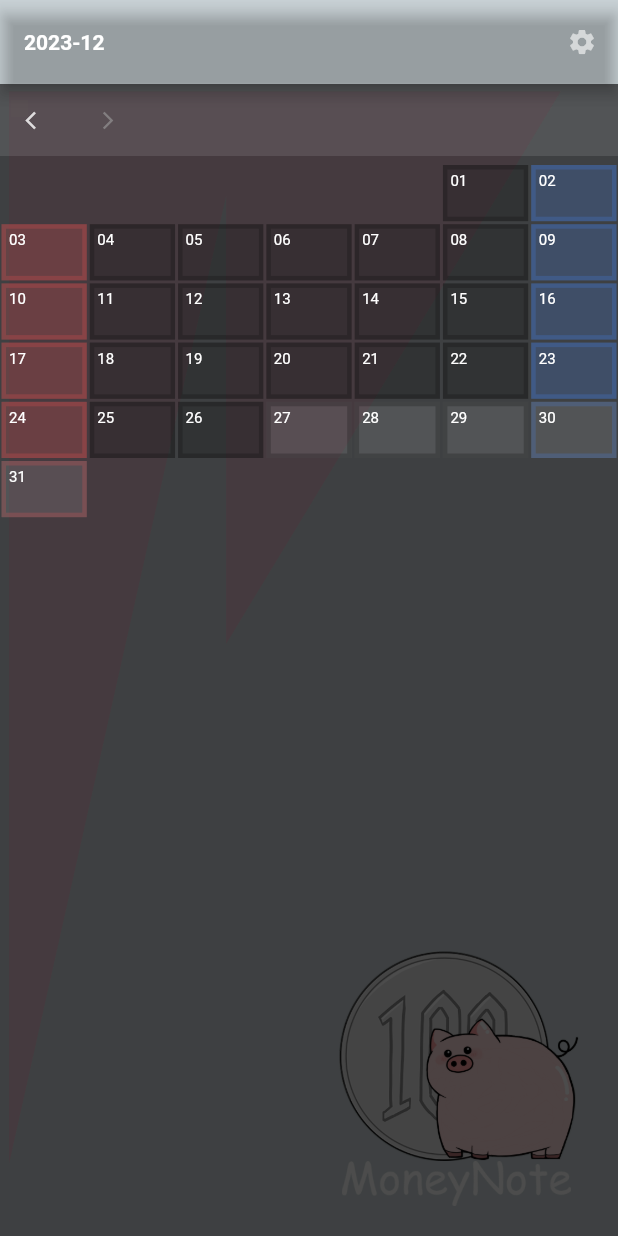
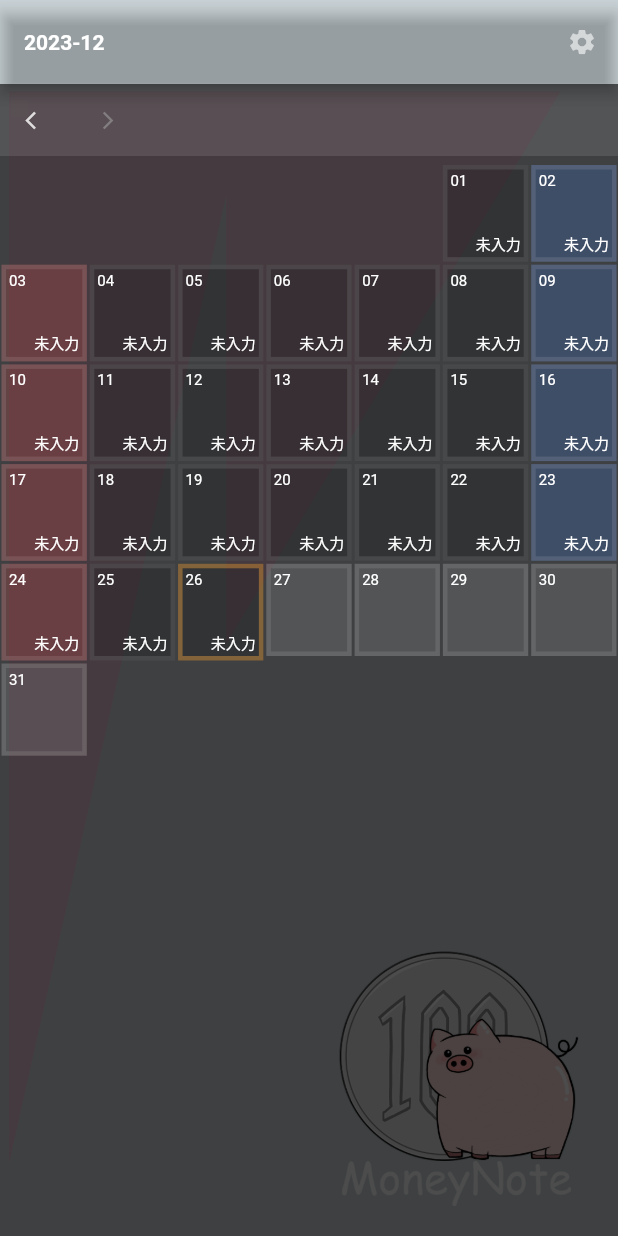
Before and after one commit to hidechy/app_moneynote2, a Flutter app: the screen it shows after launch, in the side drawer, after a tap on the "arrow back ios" icon, on a phone screen of 412 x 824 dp. Run offline on Flutter 3.47's test engine with Material 3 defaults, Android fonts, the phone set to English and light mode, and no system bars; our stand-ins replace flutter_hooks, flutter_riverpod, freezed_annotation, google_fonts, hooks_riverpod, isar; accounts and stored records are empty; generated files the repository leaves out were written again; network calls fail; Roboto replaces fonts that are missing (Kiwi Maru, KiwiMaru).

Commit message:
commit 20231226 create home screen

```diff
--- a/lib/screens/home_screen.dart
+++ b/lib/screens/home_screen.dart
@@ -2,9 +2,12 @@ import 'package:flutter/material.dart';
 import 'package:hooks_riverpod/hooks_riverpod.dart';
 import 'package:isar/isar.dart';
 
+import '../collections/bank_price.dart';
+import '../collections/money.dart';
 import '../extensions/extensions.dart';
 import '../state/calendars/calendars_notifier.dart';
 import '../state/holidays/holidays_notifier.dart';
+import '../utilities/functions.dart';
 import '../utilities/utilities.dart';
 import 'components/___dummy_data_input_alert.dart';
 import 'components/daily_money_display_alert.dart';
@@ -15,12 +18,17 @@ import 'components/parts/menu_head_icon.dart';
 import 'components/parts/money_dialog.dart';
 
 // ignore: must_be_immutable
-class HomeScreen extends ConsumerWidget {
+class HomeScreen extends ConsumerStatefulWidget {
   HomeScreen({super.key, this.baseYm, required this.isar});
 
   String? baseYm;
   final Isar isar;
 
+  @override
+  ConsumerState<HomeScreen> createState() => _HomeScreenState();
+}
+
+class _HomeScreenState extends ConsumerState<HomeScreen> {
   DateTime _calendarMonthFirst = DateTime.now();
   final List<String> _youbiList = ['Sunday', 'Monday', 'Tuesday', 'Wednesday', 'Thursday', 'Friday', 'Saturday'];
   List<String> _calendarDays = [];
@@ -31,19 +39,27 @@ class HomeScreen extends ConsumerWidget {
 
   final GlobalKey<ScaffoldState> _scaffoldKey = GlobalKey<ScaffoldState>();
 
-  String moneyMinDate = '';
+  List<Money>? moneyList = [];
+  Map<String, int> monthDateSumMap = {};
 
-  late BuildContext _context;
-  late WidgetRef _ref;
+  List<BankPrice>? bankPriceList = [];
+
+  Map<String, Map<String, int>> bankPricePadMap = {};
+  Map<String, int> bankPriceTotalPadMap = {};
+
+  ///
+  void _init() {
+    _makeMoneyList();
+    _makeBankPriceList();
+  }
 
   ///
   @override
-  Widget build(BuildContext context, WidgetRef ref) {
-    _context = context;
-    _ref = ref;
+  Widget build(BuildContext context) {
+    Future(_init);
 
-    if (baseYm != null) {
-      Future(() => ref.read(calendarProvider.notifier).setCalendarYearMonth(baseYm: baseYm));
+    if (widget.baseYm != null) {
+      Future(() => ref.read(calendarProvider.notifier).setCalendarYearMonth(baseYm: widget.baseYm));
     }
 
     final calendarState = ref.watch(calendarProvider);
@@ -108,7 +124,7 @@ class HomeScreen extends ConsumerWidget {
                   ),
                 ),
                 ConstrainedBox(
-                  constraints: BoxConstraints(minHeight: _context.screenSize.height * 0.3),
+                  constraints: BoxConstraints(minHeight: context.screenSize.height * 0.3),
                   child: _getCalendar(),
                 ),
               ],
@@ -132,7 +148,7 @@ class HomeScreen extends ConsumerWidget {
             children: [
               const SizedBox(height: 60),
               GestureDetector(
-                onTap: () async => MoneyDialog(context: _context, widget: DepositTabAlert(isar: isar)),
+                onTap: () async => MoneyDialog(context: context, widget: DepositTabAlert(isar: widget.isar)),
                 child: Row(
                   children: [
                     const MenuHeadIcon(),
@@ -152,7 +168,7 @@ class HomeScreen extends ConsumerWidget {
 
               const SizedBox(height: 100),
               GestureDetector(
-                onTap: () async => MoneyDialog(context: _context, widget: DummyDataInputAlert(isar: isar)),
+                onTap: () async => MoneyDialog(context: context, widget: DummyDataInputAlert(isar: widget.isar)),
                 child: Container(
                   width: double.infinity,
                   padding: const EdgeInsets.symmetric(vertical: 5, horizontal: 3),
@@ -172,13 +188,13 @@ class HomeScreen extends ConsumerWidget {
 
   ///
   Widget _getCalendar() {
-    final holidayState = _ref.watch(holidayProvider);
+    final holidayState = ref.watch(holidayProvider);
 
     if (holidayState.holidayMap.value != null) {
       _holidayMap = holidayState.holidayMap.value!;
     }
 
-    final calendarState = _ref.watch(calendarProvider);
+    final calendarState = ref.watch(calendarProvider);
 
     _calendarMonthFirst = DateTime.parse('${calendarState.baseYearMonth}-01 00:00:00');
 
@@ -214,18 +230,6 @@ class HomeScreen extends ConsumerWidget {
 
   ///
   Widget _getCalendarRow({required int week}) {
-    // final bankPriceTotalPadMap = _ref.watch(bankPriceProvider.select((value) => value.bankPriceTotalPadMap));
-    //
-    // final moneyMap = _ref.watch(moneyProvider.select((value) => value.moneyMap));
-    //
-    // final appParamState = _ref.watch(appParamProvider);
-    //
-    // final moneyList = _ref.watch(moneyProvider.select((value) => value.moneyList));
-    //
-    // _utility.getMoneyMinDate(ref: _ref).then((value) => moneyMinDate = value);
-    //
-    //
-
     final list = <Widget>[];
 
     for (var i = week * 7; i < ((week + 1) * 7); i++) {
@@ -237,83 +241,39 @@ class HomeScreen extends ConsumerWidget {
           ? ''
           : DateTime(_calendarMonthFirst.year, _calendarMonthFirst.month, _calendarDays[i].toInt()).youbiStr;
 
-      var diff = 0;
+      var dateDiff = 0;
+      var dateSum = '';
+      var inputFlag = '未入力';
       if (generateYmd != '') {
-        final genDate = DateTime(_calendarMonthFirst.year, _calendarMonthFirst.month, _calendarDays[i].toInt());
-        diff = genDate.difference(DateTime.now()).inSeconds;
+        final genDate = DateTime.parse('$generateYmd 00:00:00');
+        dateDiff = genDate.difference(DateTime.now()).inSeconds;
+
+        if (monthDateSumMap[generateYmd] != null && bankPriceTotalPadMap[generateYmd] != null) {
+          dateSum = (monthDateSumMap[generateYmd]! + bankPriceTotalPadMap[generateYmd]!).toString().toCurrency();
+        }
+
+        if (monthDateSumMap[generateYmd] != null) {
+          inputFlag = '入力済';
+        }
+        if (dateDiff > 0){
+          inputFlag = '';
+        }
       }
-
-      //
-      // var bankPrice = 0;
-      // if (bankPriceTotalPadMap.value != null) {
-      //   if (bankPriceTotalPadMap.value![generateYmd] != null) {
-      //     bankPrice = bankPriceTotalPadMap.value![generateYmd]!;
-      //   }
-      // }
-      //
-      // //-------------------------------------------
-      // var dateSum = 0;
-      // var inputFlag = const Text('');
-      // if (moneyMap.value != null) {
-      //   if (moneyMap.value![generateYmd] != null) {
-      //     dateSum = _utility.makeCurrencySum(money: moneyMap.value![generateYmd]);
-      //     inputFlag = const Text('入力済', style: TextStyle(color: Colors.grey));
-      //   } else {
-      //     inputFlag = const Text('未入力', style: TextStyle(color: Colors.yellowAccent));
-      //   }
-      // }
-      //
-      // if (diff > 0) {
-      //   inputFlag = const Text('未入力', style: TextStyle(color: Colors.transparent));
-      // }
-      //
-      // if (generateYmd != '' && moneyMinDate != '') {
-      //   if (DateTime.parse('$generateYmd 00:00:00').isBefore(DateTime.parse('$moneyMinDate 00:00:00'))) {
-      //     inputFlag = const Text('未入力', style: TextStyle(color: Colors.transparent));
-      //   }
-      // }
-      //
-      // if (moneyList.value != null) {
-      //   if (moneyList.value!.isEmpty) {
-      //     inputFlag = const Text('未入力', style: TextStyle(color: Colors.transparent));
-      //   }
-      // }
-      // //-------------------------------------------
-      //
-      //
-      //
-      //
 
       list.add(
         Expanded(
           child: GestureDetector(
-            onTap: (_calendarDays[i] == '' || diff > 0)
+            onTap: (_calendarDays[i] == '' || dateDiff > 0)
                 ? null
                 : () async {
                     await MoneyDialog(
-                      context: _context,
+                      context: context,
                       widget: DailyMoneyDisplayAlert(
                         date: DateTime.parse('$generateYmd 00:00:00'),
-                        isar: isar,
+                        isar: widget.isar,
                       ),
                     );
                   },
-
-            // onTap: (_calendarDays[i] == '' || diff > 0)
-            //     ? null
-            //     : () async {
-            //   await _ref
-            //       .read(appParamProvider.notifier)
-            //       .setCalendarSelectedDate(date: DateTime.parse('$generateYmd 00:00:00'));
-            //
-            //   await _ref.read(appParamProvider.notifier).setMenuNumber(menuNumber: 0);
-            //
-            //   // ignore: use_build_context_synchronously
-            //   await MoneyDialog(
-            //     context: _context,
-            //     widget: DailyMoneyDisplayAlert(date: DateTime.parse('$generateYmd 00:00:00')),
-            //   );
-            // },
             child: Container(
               margin: const EdgeInsets.all(1),
               padding: const EdgeInsets.all(2),
@@ -321,34 +281,16 @@ class HomeScreen extends ConsumerWidget {
                 border: Border.all(
                   color: (_calendarDays[i] == '')
                       ? Colors.transparent
-                      : _utility.getYoubiColor(date: generateYmd, youbiStr: youbiStr, holidayMap: _holidayMap),
+                      : (generateYmd == DateTime.now().yyyymmdd)
+                          ? Colors.orangeAccent.withOpacity(0.4)
+                          : Colors.white.withOpacity(0.1),
                   width: 3,
                 ),
-
-                // border: Border.all(
-                //   color: (_calendarDays[i] == '')
-                //       ? Colors.transparent
-                //       : (generateYmd == DateTime.now().yyyymmdd)
-                //       ? Colors.orangeAccent.withOpacity(0.4)
-                //       : Colors.white.withOpacity(0.1),
-                //   width: 3,
-                // ),
-
                 color: (_calendarDays[i] == '')
                     ? Colors.transparent
-                    : (diff > 0)
+                    : (dateDiff > 0)
                         ? Colors.white.withOpacity(0.1)
                         : _utility.getYoubiColor(date: generateYmd, youbiStr: youbiStr, holidayMap: _holidayMap),
-
-                // color: (_calendarDays[i] == '')
-                //     ? Colors.transparent
-                //     : (diff > 0)
-                //     ? Colors.white.withOpacity(0.1)
-                //     : (appParamState.calendarSelectedDate != null &&
-                //     generateYmd == appParamState.calendarSelectedDate!.yyyymmdd)
-                //     ? Colors.yellowAccent.withOpacity(0.2)
-                //     : _utility.getYoubiColor(date: generateYmd, youbiStr: youbiStr, holidayMap: _holidayMap),
-                //
               ),
               child: (_calendarDays[i] == '')
                   ? const Text('')
@@ -356,20 +298,17 @@ class HomeScreen extends ConsumerWidget {
                       crossAxisAlignment: CrossAxisAlignment.start,
                       children: [
                         ConstrainedBox(
-                          constraints: BoxConstraints(minHeight: _context.screenSize.height / 30),
+                          constraints: BoxConstraints(minHeight: context.screenSize.height / 30),
                           child: Text(_calendarDays[i].padLeft(2, '0')),
                         ),
-                        // Row(
-                        //   mainAxisAlignment: MainAxisAlignment.spaceBetween,
-                        //   children: [
-                        //     Container(),
-                        //     Text(((bankPrice + dateSum) == 0) ? '' : (bankPrice + dateSum).toString().toCurrency()),
-                        //   ],
-                        // ),
-                        // Row(
-                        //   mainAxisAlignment: MainAxisAlignment.spaceBetween,
-                        //   children: [Container(), inputFlag],
-                        // )
+                        Row(
+                          mainAxisAlignment: MainAxisAlignment.spaceBetween,
+                          children: [Container(), Text(dateSum)],
+                        ),
+                        Row(
+                          mainAxisAlignment: MainAxisAlignment.spaceBetween,
+                          children: [Container(), Text(inputFlag)],
+                        ),
                       ],
                     ),
             ),
@@ -382,22 +321,56 @@ class HomeScreen extends ConsumerWidget {
   }
 
   ///
+  Future<void> _makeMoneyList() async {
+    final moneyCollection = widget.isar.moneys;
+
+    final getMoneys = await moneyCollection.where().findAll();
+
+    setState(() {
+      moneyList = getMoneys;
+
+      if (moneyList!.isNotEmpty) {
+        moneyList!.forEach((element) {
+          monthDateSumMap[element.date] = _utility.makeCurrencySum(money: element);
+        });
+      }
+    });
+  }
+
+  ///
+  Future<void> _makeBankPriceList() async {
+    final bankPricesCollection = widget.isar.bankPrices;
+
+    final getBankPrices = await bankPricesCollection.where().findAll();
+
+    setState(() {
+      bankPriceList = getBankPrices;
+
+      if (bankPriceList != null) {
+        final bankPriceMap = makeBankPriceMap(bankPriceList: bankPriceList!);
+        bankPricePadMap = bankPriceMap['bankPriceDatePadMap'];
+        bankPriceTotalPadMap = bankPriceMap['bankPriceTotalPadMap'];
+      }
+    });
+  }
+
+  ///
   void _goPrevMonth() {
-    final calendarState = _ref.watch(calendarProvider);
+    final calendarState = ref.watch(calendarProvider);
 
     Navigator.pushReplacement(
-      _context,
-      MaterialPageRoute(builder: (context) => HomeScreen(isar: isar, baseYm: calendarState.prevYearMonth)),
+      context,
+      MaterialPageRoute(builder: (context) => HomeScreen(isar: widget.isar, baseYm: calendarState.prevYearMonth)),
     );
   }
 
   ///
   void _goNextMonth() {
-    final calendarState = _ref.watch(calendarProvider);
+    final calendarState = ref.watch(calendarProvider);
 
     Navigator.pushReplacement(
-      _context,
-      MaterialPageRoute(builder: (context) => HomeScreen(isar: isar, baseYm: calendarState.nextYearMonth)),
+      context,
+      MaterialPageRoute(builder: (context) => HomeScreen(isar: widget.isar, baseYm: calendarState.nextYearMonth)),
     );
   }
 }
```
